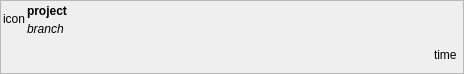
This is ui/JenkinsBuildBranchFrame.ui in germaniumhq/felix as Qt 5 draws it before an edit. The edited form follows.
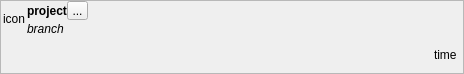
This is the edited form.

Commit message: Started work on ignore, no more flake8/mypy complaints.

What changed in the file:
```diff
--- a/ui/JenkinsBuildBranchFrame.ui
+++ b/ui/JenkinsBuildBranchFrame.ui
@@ -91,6 +91,22 @@
               </property>
              </widget>
             </item>
+            <item>
+             <widget class="QToolButton" name="ignore_branch_button">
+              <property name="styleSheet">
+               <string notr="true">padding: 0;</string>
+              </property>
+              <property name="text">
+               <string>...</string>
+              </property>
+              <property name="checkable">
+               <bool>true</bool>
+              </property>
+              <property name="checked">
+               <bool>false</bool>
+              </property>
+             </widget>
+            </item>
             <item>
              <spacer name="horizontalSpacer_2">
               <property name="orientation">
```
The commit also changes 27 other files.
